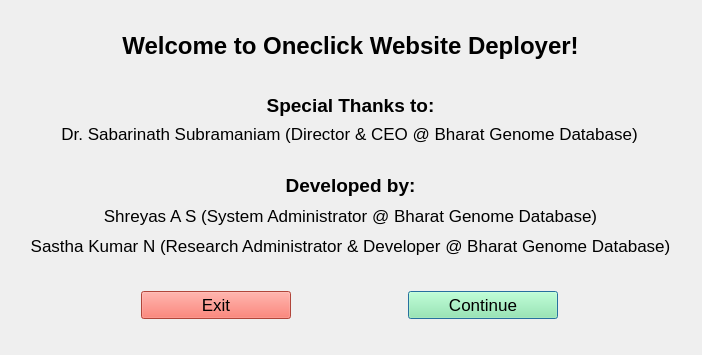
The window that WelcomeDialog.ui (shreyas-a-s/qt-python) describes before a commit, drawn with Qt 5.
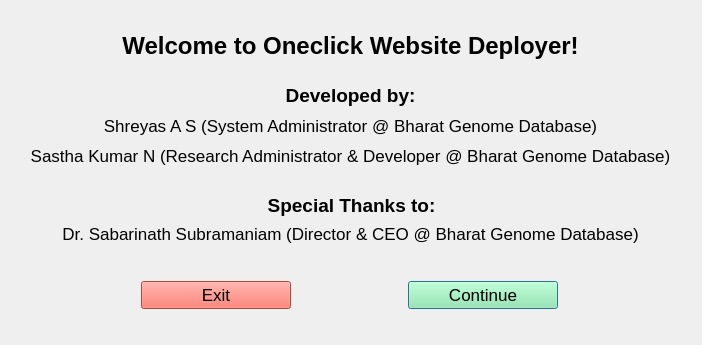
The same window after the commit. Icons and pictures are not drawn.

What changed in the file:
```diff
--- a/WelcomeDialog.ui
+++ b/WelcomeDialog.ui
@@ -7,13 +7,13 @@
     <x>0</x>
     <y>0</y>
     <width>702</width>
-    <height>355</height>
+    <height>345</height>
    </rect>
   </property>
   <property name="minimumSize">
    <size>
     <width>702</width>
-    <height>355</height>
+    <height>345</height>
    </size>
   </property>
   <property name="font">
@@ -69,8 +69,8 @@
   <widget class="QWidget" name="horizontalLayoutWidget_2">
    <property name="geometry">
     <rect>
-     <x>30</x>
-     <y>90</y>
+     <x>31</x>
+     <y>190</y>
      <width>641</width>
      <height>31</height>
     </rect>
@@ -98,8 +98,8 @@
   <widget class="QWidget" name="horizontalLayoutWidget_3">
    <property name="geometry">
     <rect>
-     <x>29</x>
-     <y>120</y>
+     <x>30</x>
+     <y>220</y>
      <width>641</width>
      <height>28</height>
     </rect>
@@ -121,7 +121,7 @@
    <property name="geometry">
     <rect>
      <x>30</x>
-     <y>170</y>
+     <y>80</y>
      <width>641</width>
      <height>31</height>
     </rect>
@@ -150,7 +150,7 @@
    <property name="geometry">
     <rect>
      <x>30</x>
-     <y>200</y>
+     <y>110</y>
      <width>641</width>
      <height>31</height>
     </rect>
@@ -172,7 +172,7 @@
    <property name="geometry">
     <rect>
      <x>30</x>
-     <y>230</y>
+     <y>140</y>
      <width>641</width>
      <height>31</height>
     </rect>
@@ -194,7 +194,7 @@
    <property name="geometry">
     <rect>
      <x>30</x>
-     <y>270</y>
+     <y>260</y>
      <width>641</width>
      <height>71</height>
     </rect>
```
Left out of the diff: 4 changed lines with no effect on the pictures.
